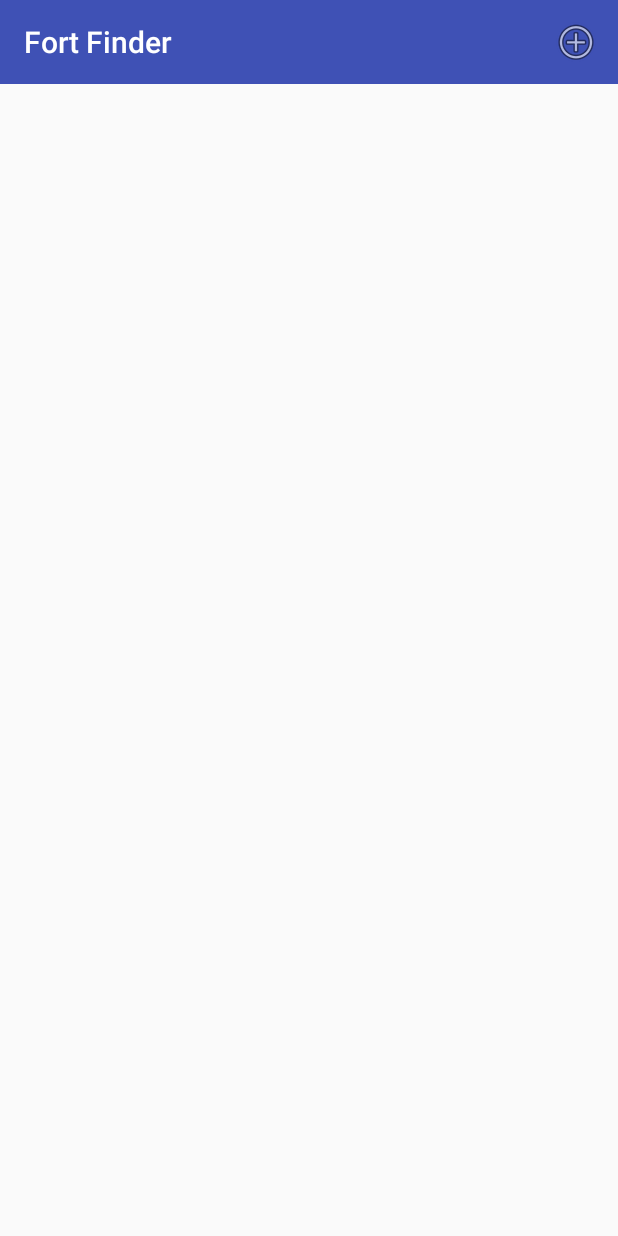
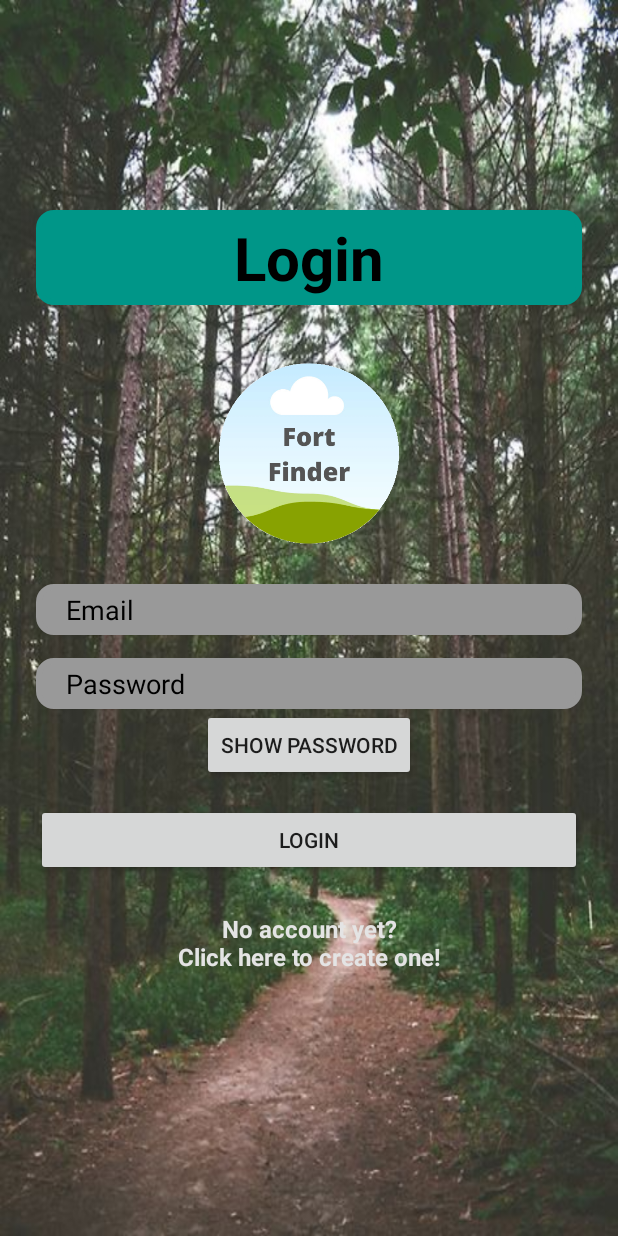
Before and after one commit to conorgpower/ArchaeologicalFieldwork, an Android app: the screen it shows after launch (HillfortListActivity before the commit, LoginActivity after it), on a phone screen of 412 x 824 dp. Run offline under Robolectric (Android 15) with nearby library versions, the phone set to English and light mode, and no system bars; 1 statement that could not run was skipped.

Commit message:
Signup and login screens added

```diff
--- a/app/src/main/AndroidManifest.xml
+++ b/app/src/main/AndroidManifest.xml
@@ -12,6 +12,8 @@
         android:roundIcon="@drawable/logo"
         android:supportsRtl="true"
         android:theme="@style/AppTheme">
+        <activity android:name=".activities.SignupActivity"></activity>
+        <activity android:name=".activities.LoginActivity" />
         <activity android:name=".activities.SplashScreenActivity">
             <intent-filter>
                 <action android:name="android.intent.action.MAIN" />
@@ -19,6 +21,7 @@
                 <category android:name="android.intent.category.LAUNCHER" />
             </intent-filter>
         </activity>
+
         <meta-data
             android:name="com.google.android.geo.API_KEY"
             android:value="@string/google_maps_key" />
--- /dev/null
+++ b/app/src/main/java/app/hillforts/activities/LoginActivity.kt
@@ -0,0 +1,43 @@
+package app.hillforts.activities
+
+import android.content.Intent
+import androidx.appcompat.app.AppCompatActivity
+import android.os.Bundle
+import app.hillforts.R
+import kotlinx.android.synthetic.main.activity_login.*
+import android.text.method.PasswordTransformationMethod
+import android.widget.Button
+import android.widget.EditText
+
+class LoginActivity : AppCompatActivity() {
+
+    override fun onCreate(savedInstanceState: Bundle?) {
+        super.onCreate(savedInstanceState)
+        setContentView(R.layout.activity_login)
+
+        var showHideBtn:Button = findViewById(R.id.showHideBtn)
+        var password:EditText = findViewById(R.id.input_password)
+
+        showHideBtn.setOnClickListener {
+            if (showHideBtn.getText().toString().equals("Show Password")) {
+                showHideBtn.setText("Hide Password")
+                password.setTransformationMethod(null)
+            } else {
+                showHideBtn.setText("Show Password")
+                password.setTransformationMethod(PasswordTransformationMethod())
+            }
+        }
+
+        btnLogin.setOnClickListener() {
+            val intent = Intent(applicationContext, HillfortListActivity::class.java)
+            startActivity(intent)
+            finish()
+        }
+
+        linkSignup.setOnClickListener() {
+            val intent = Intent(applicationContext, SignupActivity::class.java)
+            startActivity(intent)
+            finish()
+        }
+    }
+}
--- a/app/src/main/java/app/hillforts/activities/SplashScreenActivity.kt
+++ b/app/src/main/java/app/hillforts/activities/SplashScreenActivity.kt
@@ -13,7 +13,7 @@ class SplashScreenActivity : AppCompatActivity() {
     internal val mRunnable: Runnable = Runnable {
         if (!isFinishing) {
 
-            val intent = Intent(applicationContext, HillfortListActivity::class.java)
+            val intent = Intent(applicationContext, LoginActivity::class.java)
             startActivity(intent)
             finish()
         }
--- /dev/null
+++ b/app/src/main/res/drawable/rounded_border.xml
@@ -0,0 +1,17 @@
+<?xml version="1.0" encoding="utf-8"?>
+<shape xmlns:android="http://schemas.android.com/apk/res/android"
+    android:shape="rectangle">
+
+    <stroke
+        android:width="4dp"
+        android:color="@color/colorBlack" />
+
+    <corners android:radius="10dp" />
+
+    <padding
+        android:left="20dp"
+        android:top="5dp"
+        android:right="20dp"
+        android:bottom="5dp"    >
+    </padding>
+</shape>
--- /dev/null
+++ b/app/src/main/res/layout/activity_login.xml
@@ -0,0 +1,91 @@
+<?xml version="1.0" encoding="utf-8"?>
+<ScrollView xmlns:android="http://schemas.android.com/apk/res/android"
+    android:layout_width="fill_parent"
+    android:layout_height="fill_parent"
+    xmlns:app="http://schemas.android.com/apk/res-auto"
+    xmlns:tools="http://schemas.android.com/tools"
+    android:fitsSystemWindows="true"
+    android:background="@drawable/background"
+    tools:context=".activities.LoginActivity">
+
+    <LinearLayout
+        android:layout_width="match_parent"
+        android:layout_height="wrap_content"
+        android:orientation="vertical"
+        android:paddingLeft="24dp"
+        android:paddingRight="24dp"
+        android:paddingTop="140dp"
+        app:passwordToggleEnabled="true">
+
+        <TextView
+            android:id="@+id/heading_login"
+            android:layout_width="fill_parent"
+            android:layout_height="wrap_content"
+            android:layout_marginBottom="24dp"
+            android:gravity="center"
+            android:text="@string/button_login"
+            android:textStyle="bold"
+            android:textSize="40dp"
+            android:textColor="@color/colorBlack"
+            android:background="@drawable/rounded_border"
+            android:backgroundTint="@color/colorAccent"/>
+
+        <ImageView
+            android:layout_width="wrap_content"
+            android:layout_height="150dp"
+            android:layout_gravity="center_horizontal"
+            android:layout_marginBottom="12dp"
+            android:src="@drawable/logo" />
+
+
+        <EditText
+            android:id="@+id/input_email"
+            android:layout_width="match_parent"
+            android:layout_height="wrap_content"
+            android:hint="@string/hint_email"
+            android:textColorHint="@color/colorBlack"
+            android:inputType="textEmailAddress"
+            android:background="@drawable/rounded_border"
+            android:backgroundTint="@color/colorDarkGrey"
+            android:textColor="@color/colorBlack"/>
+
+        <EditText
+            android:id="@+id/input_password"
+            android:layout_width="match_parent"
+            android:layout_height="wrap_content"
+            android:layout_marginTop="15dp"
+            android:hint="@string/hint_password"
+            android:textColorHint="@color/colorBlack"
+            android:inputType="textPassword"
+            android:background="@drawable/rounded_border"
+            android:backgroundTint="@color/colorDarkGrey"
+            android:textColor="@color/colorBlack"/>
+        <Button
+            android:id="@+id/showHideBtn"
+            android:layout_width="wrap_content"
+            android:layout_height="wrap_content"
+            android:text="@string/button_showHide"
+            android:layout_gravity="center_horizontal"/>
+
+        <Button
+            android:id="@+id/btnLogin"
+            android:layout_width="fill_parent"
+            android:layout_height="wrap_content"
+            android:layout_marginBottom="24dp"
+            android:layout_marginTop="15dp"
+            android:padding="12dp"
+            android:text="@string/button_login" />
+
+        <TextView
+            android:id="@+id/linkSignup"
+            android:layout_width="fill_parent"
+            android:layout_height="wrap_content"
+            android:layout_marginBottom="24dp"
+            android:gravity="center"
+            android:text="@string/link_signup"
+            android:textStyle="bold"
+            android:textSize="16dip"
+            android:textColor="@color/colorGrey"/>
+
+    </LinearLayout>
+</ScrollView>
--- a/app/src/main/res/values/colors.xml
+++ b/app/src/main/res/values/colors.xml
@@ -6,4 +6,5 @@
     <color name="colorWhite">#FFFFFF</color>
     <color name="colorBlack">#000000</color>
     <color name="colorGrey">#E4E4E4</color>
+    <color name="colorDarkGrey">#999999</color>
 </resources>
--- a/app/src/main/res/values/strings.xml
+++ b/app/src/main/res/values/strings.xml
@@ -3,6 +3,13 @@
     <string name="button_addHillfort">Add Hillfort</string>
     <string name="hint_hillfortTitle">Hillfort Title</string>
     <string name="hint_hillfortDescription">Description</string>
+    <string name="hint_email">Email</string>
+    <string name="hint_password">Password</string>
+    <string name="button_login">Login</string>
+    <string name="button_register">Register</string>
+    <string name="button_showHide">Show Password</string>
+    <string name="link_signup">No account yet?\nClick here to create one!</string>
+    <string name="link_login">Already signed up?\nClick here to login!</string>
     <string name="menu_addHillfort">Add</string>
     <string name="menu_cancelHillfort">Cancel</string>
     <string name="menu_deleteHillfort">Delete</string>
```
Also changed, not shown: app/src/main/java/app/hillforts/activities/SignupActivity.kt (added, +46 -0 lines), app/src/main/res/layout/activity_signup.xml (added, +91 -0 lines), 1 other file.
